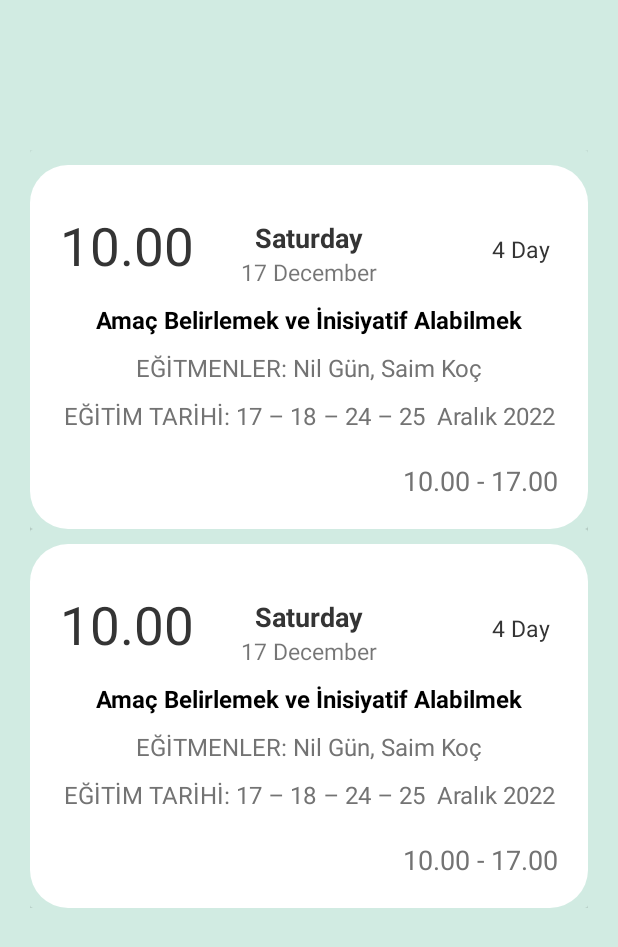
After one commit to dodoizgi/LearnKotlin, an Android app: the CalendarEducationsFragment screen opened through its navigation route, on a phone screen of 412 x 824 dp. The commit adds this screen. Shown: the top 947 px of the screen. Run offline under Robolectric (Android 15) with nearby library versions, the phone set to English and light mode, and no system bars; our stand-ins replace navigation-ui; libraries missing offline, so code that uses them is left out: com.denzcoskun.imageslider; 5 statements that could not run were skipped.

Commit message:
fragment_calendar_educations.xml created and fixed.

```diff
--- a/app/src/main/AndroidManifest.xml
+++ b/app/src/main/AndroidManifest.xml
@@ -19,7 +19,7 @@
         android:theme="@style/Theme.LearnKotlin"
         tools:targetApi="31">
         <activity
-            android:name=".MainActivity"
+            android:name=".Activity.MainActivity"
             android:exported="true"
             android:label="@string/app_name"
             android:theme="@style/Theme.LearnKotlin.NoActionBar">
--- a/app/src/main/java/com/example/learnkotlin/MainActivity.kt
+++ b/app/src/main/java/com/example/learnkotlin/Activity/MainActivity.kt
@@ -1,14 +1,13 @@
-package com.example.learnkotlin
+package com.example.learnkotlin.Activity
 
 import android.os.Bundle
-import com.google.android.material.snackbar.Snackbar
 import androidx.appcompat.app.AppCompatActivity
 import androidx.navigation.findNavController
 import androidx.navigation.ui.AppBarConfiguration
 import androidx.navigation.ui.navigateUp
-import androidx.navigation.ui.setupActionBarWithNavController
 import android.view.Menu
 import android.view.MenuItem
+import com.example.learnkotlin.R
 import com.example.learnkotlin.databinding.ActivityMainBinding
 
 class MainActivity : AppCompatActivity() {
--- /dev/null
+++ b/app/src/main/java/com/example/learnkotlin/Adapter/Calendar Adapter.kt
@@ -0,0 +1,49 @@
+package com.example.learnkotlin.Adapter
+import android.view.LayoutInflater
+import android.view.View
+import android.view.ViewGroup
+import androidx.recyclerview.widget.RecyclerView
+import com.example.learnkotlin.Model.Education
+import com.example.learnkotlin.R
+import com.example.learnkotlin.databinding.CalendarItemBinding
+
+class CalendarAdapter(private val mList: List<Education>) : RecyclerView.Adapter<CalendarAdapter.ViewHolder>() {
+
+    // create new views
+    override fun onCreateViewHolder(parent: ViewGroup, viewType: Int): ViewHolder {
+        // inflates the card_view_design view
+        // that is used to hold list item
+        val view = LayoutInflater.from(parent.context)
+            .inflate(R.layout.calendar_item, parent, false)
+
+        return ViewHolder(view)
+    }
+
+    // binds the list items to a view
+    override fun onBindViewHolder(holder: ViewHolder, position: Int) {
+        val ItemsViewModel = mList[position]
+
+        with(holder) {
+            // TODO
+            binding.startTime.text = "10.00"
+            binding.dayText.text = "Saturday"
+            binding.topCalendarText.text = "17 December"
+            binding.countDay.text = "4 Day"
+            binding.nameText.text = "Amaç Belirlemek ve İnisiyatif Alabilmek"
+            binding.teacherText.text = "EĞİTMENLER: Nil Gün, Saim Koç"
+            binding.dateText.text = "EĞİTİM TARİHİ: 17 – 18 – 24 – 25  Aralık 2022"
+            binding.hourText.text = "10.00 - 17.00"
+        }
+
+    }
+
+    // return the number of the items in the list
+    override fun getItemCount(): Int {
+        return mList.size
+    }
+
+    // Holds the views for adding it to image and text
+    class ViewHolder(ItemView: View) : RecyclerView.ViewHolder(ItemView) {
+        val binding = CalendarItemBinding.bind(ItemView)
+    }
+}
--- /dev/null
+++ b/app/src/main/java/com/example/learnkotlin/Fragment/CalendarEducationsFragment.kt
@@ -0,0 +1,46 @@
+package com.example.learnkotlin.Fragment
+
+import android.os.Bundle
+import android.view.LayoutInflater
+import android.view.View
+import android.view.ViewGroup
+import android.widget.LinearLayout
+import androidx.fragment.app.Fragment
+import androidx.recyclerview.widget.LinearLayoutManager
+import androidx.recyclerview.widget.RecyclerView
+import com.example.learnkotlin.Adapter.CalendarAdapter
+import com.example.learnkotlin.Model.Education
+import com.example.learnkotlin.databinding.FragmentCalendarEducationsBinding
+
+class CalendarEducationsFragment : Fragment() {
+
+    private var _binding: FragmentCalendarEducationsBinding? = null
+    private val binding get() = _binding!!
+    private var adapter: CalendarAdapter? = null
+
+
+    override fun onCreateView(
+        inflater: LayoutInflater, container: ViewGroup?,
+        savedInstanceState: Bundle?
+    ): View {
+        _binding = FragmentCalendarEducationsBinding.inflate(inflater, container, false)
+        return binding.root
+    }
+
+    override fun onViewCreated(view: View, savedInstanceState: Bundle?) {
+        super.onViewCreated(view, savedInstanceState)
+        val data = ArrayList<Education>()
+        val education = Education("2022 aralık","özsaygı","nil saim","17-18-24-25 aralık","4 gün","10.00-17.00")
+        val education2 = Education("2022 aralık","özsaygı","nil saim","17-18-24-25 aralık","4 gün","10.00-17.00")
+
+        data.add(education)
+        data.add(education2)
+        binding.recylerView.layoutManager = LinearLayoutManager(context, RecyclerView.VERTICAL,false)
+        binding.recylerView.adapter = CalendarAdapter(data)
+    }
+
+    override fun onDestroyView() {
+        super.onDestroyView()
+        _binding = null
+    }
+}
--- a/app/src/main/java/com/example/learnkotlin/EducationFragment.kt
+++ b/app/src/main/java/com/example/learnkotlin/Fragment/EducationFragment.kt
@@ -1,4 +1,4 @@
-package com.example.learnkotlin
+package com.example.learnkotlin.Fragment
 
 import android.os.Bundle
 import android.view.LayoutInflater
--- a/app/src/main/java/com/example/learnkotlin/HomeFragment.kt
+++ b/app/src/main/java/com/example/learnkotlin/Fragment/HomeFragment.kt
@@ -1,4 +1,4 @@
-package com.example.learnkotlin
+package com.example.learnkotlin.Fragment
 
 import android.os.Bundle
 import android.view.LayoutInflater
@@ -7,6 +7,7 @@ import android.view.ViewGroup
 import androidx.fragment.app.Fragment
 import androidx.navigation.fragment.findNavController
 import com.denzcoskun.imageslider.models.SlideModel
+import com.example.learnkotlin.R
 import com.example.learnkotlin.databinding.FragmentHomeBinding
 
 class HomeFragment : Fragment() {
@@ -44,6 +45,9 @@ class HomeFragment : Fragment() {
         binding.workshopButton.setOnClickListener {
             findNavController().navigate(R.id.action_HomeFragment_to_EducationFragment)
         }
+        binding.bookButton.setOnClickListener {
+            findNavController().navigate(R.id.action_HomeFragment_to_CalendarEducationFragment)
+        }
     }
 
     override fun onDestroyView() {
--- /dev/null
+++ b/app/src/main/java/com/example/learnkotlin/Model/Education.kt
@@ -0,0 +1,10 @@
+package com.example.learnkotlin.Model
+
+data class Education(
+    val calendar: String,
+    val name: String,
+    val teacher: String,
+    val education_calendar: String,
+    val day: String,
+    val time: String,
+    )
--- a/app/src/main/java/com/example/learnkotlin/placeholder/PlaceholderContent.kt
+++ /dev/null
@@ -1,57 +0,0 @@
-package com.example.learnkotlin.placeholder
-
-import java.util.ArrayList
-import java.util.HashMap
-
-/**
- * Helper class for providing sample content for user interfaces created by
- * Android template wizards.
- *
- * TODO: Replace all uses of this class before publishing your app.
- */
-object PlaceholderContent {
-
-    /**
-     * An array of sample (placeholder) items.
-     */
-    val ITEMS: MutableList<PlaceholderItem> = ArrayList()
-
-    /**
-     * A map of sample (placeholder) items, by ID.
-     */
-    val ITEM_MAP: MutableMap<String, PlaceholderItem> = HashMap()
-
-    private val COUNT = 25
-
-    init {
-        // Add some sample items.
-        for (i in 1..COUNT) {
-            addItem(createPlaceholderItem(i))
-        }
-    }
-
-    private fun addItem(item: PlaceholderItem) {
-        ITEMS.add(item)
-        ITEM_MAP.put(item.id, item)
-    }
-
-    private fun createPlaceholderItem(position: Int): PlaceholderItem {
-        return PlaceholderItem(position.toString(), "Item " + position, makeDetails(position))
-    }
-
-    private fun makeDetails(position: Int): String {
-        val builder = StringBuilder()
-        builder.append("Details about Item: ").append(position)
-        for (i in 0..position - 1) {
-            builder.append("\nMore details information here.")
-        }
-        return builder.toString()
-    }
-
-    /**
-     * A placeholder item representing a piece of content.
-     */
-    data class PlaceholderItem(val id: String, val content: String, val details: String) {
-        override fun toString(): String = content
-    }
-}
--- /dev/null
+++ b/app/src/main/res/drawable/calendar_box.xml
@@ -0,0 +1,9 @@
+<?xml version="1.0" encoding="UTF-8"?>
+<shape xmlns:android="http://schemas.android.com/apk/res/android" android:id="@+id/education_listview_background_shape">
+    <padding android:left="20dp"
+        android:top="20dp"
+        android:right="20dp"
+        android:bottom="20dp" />
+    <corners android:radius="25dp" />
+    <solid android:color="#FFFFFF" />
+</shape>
--- a/app/src/main/res/layout/activity_main.xml
+++ b/app/src/main/res/layout/activity_main.xml
@@ -3,7 +3,7 @@
     xmlns:tools="http://schemas.android.com/tools"
     android:layout_width="match_parent"
     android:layout_height="match_parent"
-    tools:context=".MainActivity">
+    tools:context=".Activity.MainActivity">
 
     <com.google.android.material.appbar.AppBarLayout
         android:layout_width="match_parent"
--- /dev/null
+++ b/app/src/main/res/layout/calendar_item.xml
@@ -0,0 +1,117 @@
+<?xml version="1.0" encoding="utf-8"?>
+<androidx.cardview.widget.CardView xmlns:android="http://schemas.android.com/apk/res/android"
+    xmlns:app="http://schemas.android.com/apk/res-auto"
+    android:id="@+id/calendar_item"
+    android:layout_width="match_parent"
+    android:layout_height="wrap_content"
+    app:cardBackgroundColor="@color/teal"
+    >
+
+    <LinearLayout
+        android:layout_width="match_parent"
+        android:layout_height="wrap_content"
+        android:orientation="vertical"
+        app:cardCornerRadius="20dp"
+        android:layout_marginTop="10dp"
+        android:background="@drawable/calendar_box">
+
+        <androidx.constraintlayout.widget.ConstraintLayout
+            android:layout_width="match_parent"
+            android:layout_height="wrap_content"
+            android:layout_marginTop="10dp">
+
+            <TextView
+                android:id="@+id/startTime"
+                android:layout_width="wrap_content"
+                android:layout_height="wrap_content"
+                android:text="10.00"
+                android:textColor="#343434"
+                android:textSize="35sp"
+                app:layout_constraintStart_toStartOf="parent"
+                app:layout_constraintTop_toTopOf="parent" />
+
+            <TextView
+                android:id="@+id/dayText"
+                android:layout_width="wrap_content"
+                android:layout_height="wrap_content"
+                android:layout_marginBottom="15dp"
+                android:text="Saturday"
+                android:textColor="#343434"
+                android:textSize="18sp"
+                android:textStyle="bold"
+                app:layout_constraintBottom_toBottomOf="parent"
+                app:layout_constraintEnd_toEndOf="parent"
+                app:layout_constraintStart_toStartOf="parent"
+                app:layout_constraintTop_toTopOf="parent" />
+
+            <TextView
+                android:id="@+id/topCalendarText"
+                android:layout_width="wrap_content"
+                android:layout_height="wrap_content"
+                android:text="17 December"
+                android:textSize="15dp"
+                app:layout_constraintBottom_toBottomOf="parent"
+                app:layout_constraintEnd_toEndOf="parent"
+                app:layout_constraintStart_toStartOf="parent"
+                app:layout_constraintTop_toBottomOf="@+id/dayText" />
+
+            <TextView
+                android:id="@+id/countDay"
+                android:layout_width="wrap_content"
+                android:layout_height="wrap_content"
+                android:text="4 Day"
+                android:textSize="15dp"
+                android:layout_marginEnd="5dp"
+                android:textColor="#343434"
+                app:layout_constraintBottom_toBottomOf="parent"
+                app:layout_constraintEnd_toEndOf="parent"
+                app:layout_constraintTop_toTopOf="parent" />
+
+        </androidx.constraintlayout.widget.ConstraintLayout>
+
+        <TextView
+            android:id="@+id/nameText"
+            android:layout_width="match_parent"
+            android:layout_height="wrap_content"
+            android:text="Amaç Belirlemek ve İnisiyatif Alabilmek"
+            android:textColor="@color/black"
+            android:textStyle="bold"
+            android:gravity="center"
+            android:textSize="16sp"
+            android:layout_marginTop="10dp" />
+
+        <TextView
+            android:id="@+id/teacherText"
+            android:layout_width="match_parent"
+            android:layout_height="wrap_content"
+            android:text="EĞİTMENLER: Nil Gün, Saim Koç"
+            android:textColor="#737373"
+            android:textStyle="normal"
+            android:textSize="16sp"
+            android:gravity="center"
+            android:layout_marginTop="10dp" />
+
+        <TextView
+            android:id="@+id/dateText"
+            android:layout_width="match_parent"
+            android:layout_height="wrap_content"
+            android:text="EĞİTİM TARİHİ: 17 – 18 – 24 – 25  Aralık 2022"
+            android:textColor="#737373"
+            android:textStyle="normal"
+            android:textSize="16sp"
+            android:gravity="center"
+            android:layout_marginTop="10dp" />
+
+        <TextView
+            android:id="@+id/hourText"
+            android:layout_width="match_parent"
+            android:layout_height="wrap_content"
+            android:text="10.00-17.00"
+            android:textColor="#737373"
+            android:textStyle="normal"
+            android:textSize="18sp"
+            android:gravity="end"
+            android:layout_marginTop="20dp" />
+    </LinearLayout>
+
+</androidx.cardview.widget.CardView>
--- /dev/null
+++ b/app/src/main/res/layout/fragment_calendar_educations.xml
@@ -0,0 +1,26 @@
+<?xml version="1.0" encoding="utf-8"?>
+<androidx.constraintlayout.widget.ConstraintLayout xmlns:android="http://schemas.android.com/apk/res/android"
+    xmlns:tools="http://schemas.android.com/tools"
+    android:layout_width="match_parent"
+    android:layout_height="match_parent"
+    android:background="@color/teal"
+    tools:context=".Fragment.CalendarEducationsFragment">
+
+    <ScrollView
+        android:layout_width="match_parent"
+        android:layout_height="match_parent">
+
+        <androidx.recyclerview.widget.RecyclerView
+            android:id="@+id/recylerView"
+            android:layout_width="match_parent"
+            android:layout_height="wrap_content"
+            android:layout_marginStart="20dp"
+            android:layout_marginTop="100dp"
+            android:layout_marginEnd="20dp"
+            android:layout_marginBottom="10dp"
+            tools:listitem="@layout/calendar_item" />
+
+    </ScrollView>
+
+
+</androidx.constraintlayout.widget.ConstraintLayout>
--- a/app/src/main/res/layout/fragment_education.xml
+++ b/app/src/main/res/layout/fragment_education.xml
@@ -4,7 +4,7 @@ xmlns:app="http://schemas.android.com/apk/res-auto"
 xmlns:tools="http://schemas.android.com/tools"
 android:layout_width="match_parent"
 android:layout_height="match_parent"
-tools:context=".HomeFragment">
+tools:context=".Fragment.HomeFragment">
 
     <ScrollView
         android:layout_width="match_parent"
@@ -85,7 +85,7 @@ tools:context=".HomeFragment">
                             android:gravity="center"
                             android:text="@string/education_calendar"
                             android:textColor="@color/dark_blue"
-                            android:textSize="26sp"
+                            android:textSize="20sp"
                             android:textStyle="bold" />
 
                     </LinearLayout>
@@ -114,7 +114,7 @@ tools:context=".HomeFragment">
                             android:gravity="center"
                             android:text="@string/face_to_face_educations"
                             android:textColor="@color/dark_blue"
-                            android:textSize="26sp"
+                            android:textSize="20sp"
                             android:textStyle="bold" />
                     </LinearLayout>
 
@@ -150,7 +150,7 @@ tools:context=".HomeFragment">
                             android:gravity="center"
                             android:text="@string/online_educations"
                             android:textColor="@color/dark_blue"
-                            android:textSize="26sp"
+                            android:textSize="20sp"
                             android:textStyle="bold" />
 
                     </LinearLayout>
@@ -179,7 +179,7 @@ tools:context=".HomeFragment">
                             android:gravity="center"
                             android:text="@string/Consulting"
                             android:textColor="@color/dark_blue"
-                            android:textSize="26sp"
+                            android:textSize="20sp"
                             android:textStyle="bold" />
                     </LinearLayout>
 
@@ -215,7 +215,7 @@ tools:context=".HomeFragment">
                             android:gravity="center"
                             android:text="@string/packages"
                             android:textColor="@color/dark_blue"
-                            android:textSize="26sp"
+                            android:textSize="20sp"
                             android:textStyle="bold" />
 
                     </LinearLayout>
@@ -244,7 +244,7 @@ tools:context=".HomeFragment">
                             android:gravity="center"
                             android:text="@string/exhibitor_feedback"
                             android:textColor="@color/dark_blue"
-                            android:textSize="26sp"
+                            android:textSize="20sp"
                             android:textStyle="bold" />
                     </LinearLayout>
 
@@ -254,6 +254,7 @@ tools:context=".HomeFragment">
                     android:layout_width="match_parent"
                     android:layout_height="220dp"
                     android:layout_marginTop="10dp"
+                    android:layout_marginEnd="10dp"
                     android:baselineAligned="false">
 
                     <LinearLayout
@@ -281,7 +282,7 @@ tools:context=".HomeFragment">
                             android:gravity="center"
                             android:text="@string/instructors_consultants"
                             android:textColor="@color/dark_blue"
-                            android:textSize="26sp"
+                            android:textSize="20sp"
                             android:textStyle="bold" />
 
                     </LinearLayout>
--- a/app/src/main/res/layout/fragment_home.xml
+++ b/app/src/main/res/layout/fragment_home.xml
@@ -4,7 +4,7 @@
     xmlns:tools="http://schemas.android.com/tools"
     android:layout_width="match_parent"
     android:layout_height="match_parent"
-    tools:context=".EducationFragment">
+    tools:context=".Fragment.EducationFragment">
 
     <ScrollView
         android:layout_width="match_parent"
--- a/app/src/main/res/layout/top_bar.xml
+++ b/app/src/main/res/layout/top_bar.xml
@@ -50,7 +50,7 @@
             android:clickable="false"
             android:scaleType="centerInside"
             android:visibility="visible"
-            app:srcCompat="@drawable/side_line"
+            app:srcCompat="@drawable/ic_side_line"
             app:tint="@color/white" />
 
     </RelativeLayout>
--- a/app/src/main/res/menu/menu_main.xml
+++ b/app/src/main/res/menu/menu_main.xml
@@ -1,7 +1,7 @@
 <menu xmlns:android="http://schemas.android.com/apk/res/android"
     xmlns:app="http://schemas.android.com/apk/res-auto"
     xmlns:tools="http://schemas.android.com/tools"
-    tools:context="com.example.learnkotlin.MainActivity">
+    tools:context="com.example.learnkotlin.Activity.MainActivity">
     <item
         android:id="@+id/action_settings"
         android:orderInCategory="100"
--- a/app/src/main/res/navigation/nav_graph.xml
+++ b/app/src/main/res/navigation/nav_graph.xml
@@ -7,7 +7,7 @@
 
     <fragment
         android:id="@+id/HomeFragment"
-        android:name="com.example.learnkotlin.HomeFragment"
+        android:name="com.example.learnkotlin.Fragment.HomeFragment"
         android:label="@string/first_fragment_label"
         tools:layout="@layout/fragment_home">
 
@@ -15,10 +15,14 @@
         <action
             android:id="@+id/action_HomeFragment_to_EducationFragment"
             app:destination="@id/EducationFragment" />
+        <action
+            android:id="@+id/action_HomeFragment_to_CalendarEducationFragment"
+            app:destination="@id/CalendarEducationFragment" />
     </fragment>
+
     <fragment
         android:id="@+id/EducationFragment"
-        android:name="com.example.learnkotlin.EducationFragment"
+        android:name="com.example.learnkotlin.Fragment.EducationFragment"
         android:label="@string/second_fragment_label"
         tools:layout="@layout/fragment_education">
 
@@ -27,4 +31,13 @@
             android:id="@+id/action_EducationFragment_to_HomeFragment"
             app:destination="@id/HomeFragment" />
     </fragment>
+
+    <fragment
+        android:id="@+id/CalendarEducationFragment"
+        android:name="com.example.learnkotlin.Fragment.CalendarEducationsFragment"
+        android:label="CalendarEducationFragment"
+        tools:layout="@layout/fragment_calendar_educations">
+
+
+    </fragment>
 </navigation>
--- a/app/src/main/res/values/strings.xml
+++ b/app/src/main/res/values/strings.xml
@@ -21,4 +21,6 @@
     <string name="packages">Paketler</string>
     <string name="exhibitor_feedback">Katılımcı Görüşleri</string>
     <string name="instructors_consultants">Eğitmenler/Danışmanlar</string>
+    <!-- TODO: Remove or change this placeholder text -->
+    <string name="hello_blank_fragment">Hello blank fragment</string>
 </resources>
```
Also changed, not shown: app/src/main/res/drawable/ic_side_line.xml (renamed from app/src/main/res/drawable/side_line.xml). Lines whose indentation alone changed are shown as unchanged.
